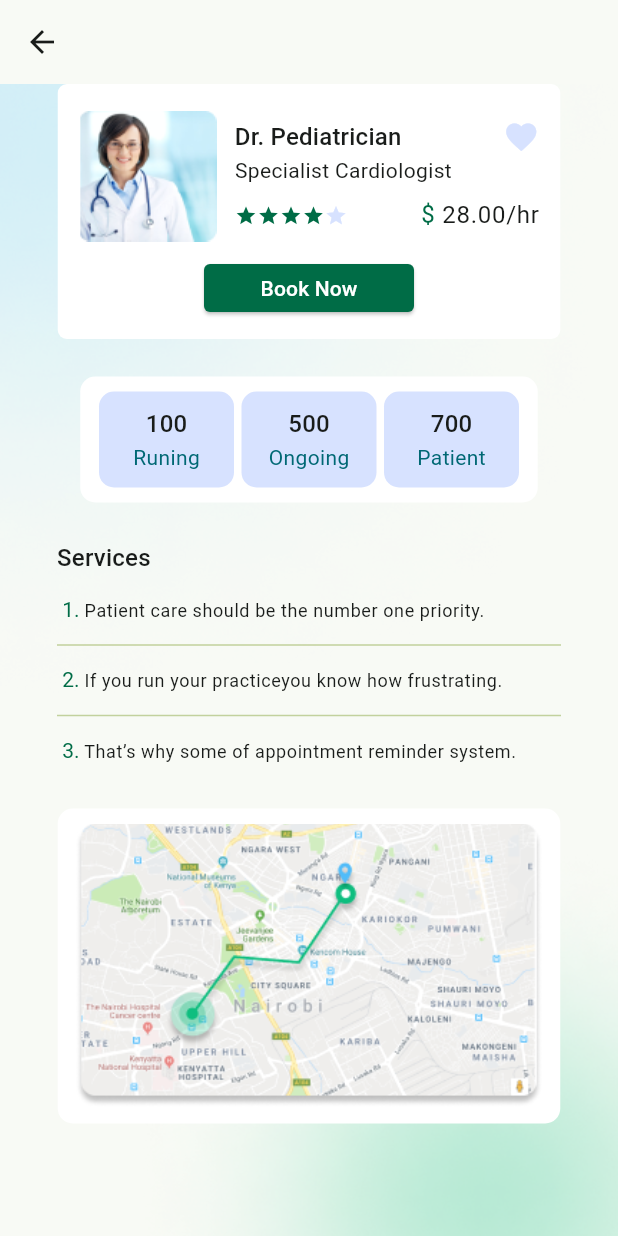
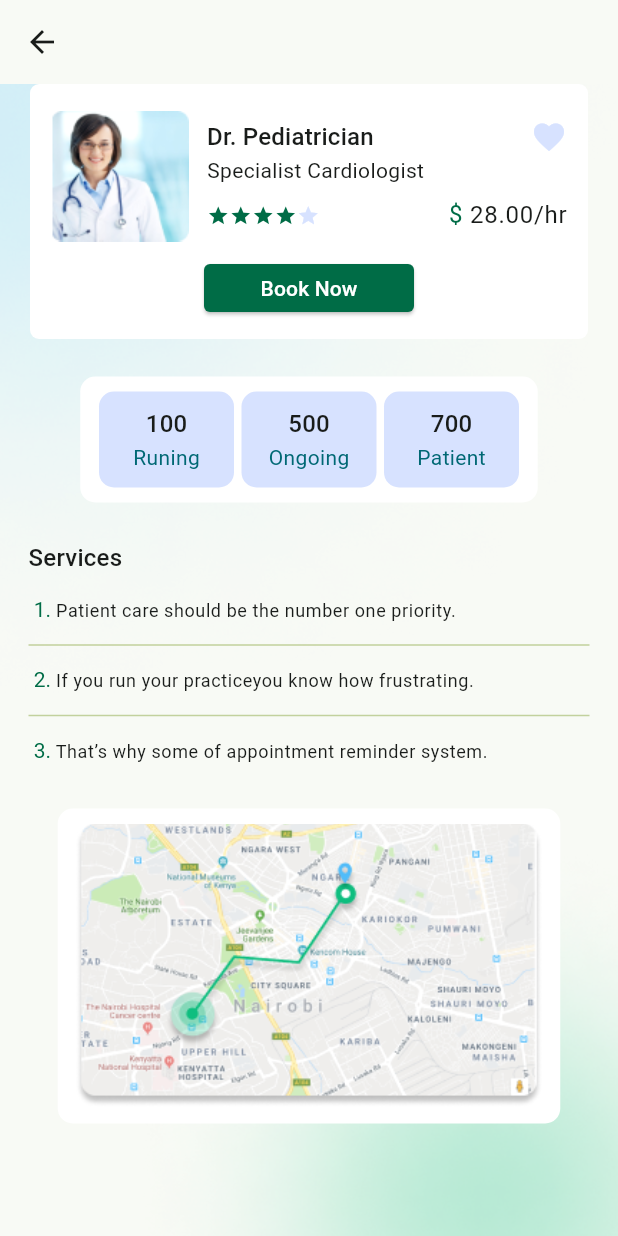
Before and after one commit to majidfathi69/DoctorHunt, a Flutter app: the DoctorDetailsView screen opened by its route, on a phone screen of 412 x 824 dp. Run offline on Flutter 3.47's test engine with Material 2 defaults, Android fonts, the phone set to English and light mode, and no system bars; our stand-ins replace get.

```diff
--- a/lib/app/modules/doctor_details/views/doctor_details_view.dart
+++ b/lib/app/modules/doctor_details/views/doctor_details_view.dart
@@ -67,12 +67,10 @@ class ServicesDescription extends StatelessWidget {
     // TODO: implement build
     return const Padding(
       padding: EdgeInsets.symmetric(horizontal: 19),
-      child: UnconstrainedBox(
       child: SizedBox(
         height: 149,
         width: 336,
         child: Services(),
-        ),
       ),
     );
   }
@@ -280,15 +278,13 @@ class DoctorDetails extends StatelessWidget {
     // TODO: implement build
     return Padding(
       padding: const EdgeInsets.symmetric(horizontal: 20),
-      child: UnconstrainedBox(
       child: Container(
-          width: 335,
+        width: 390,
         height: 170,
         decoration: BoxDecoration(
             color: Theme.of(context).colorScheme.onPrimary,
             borderRadius: BorderRadius.circular(6)),
         child: const DoctorDetail(),
-        ),
       ),
     );
   }
```
Lines whose indentation alone changed are shown as unchanged.
